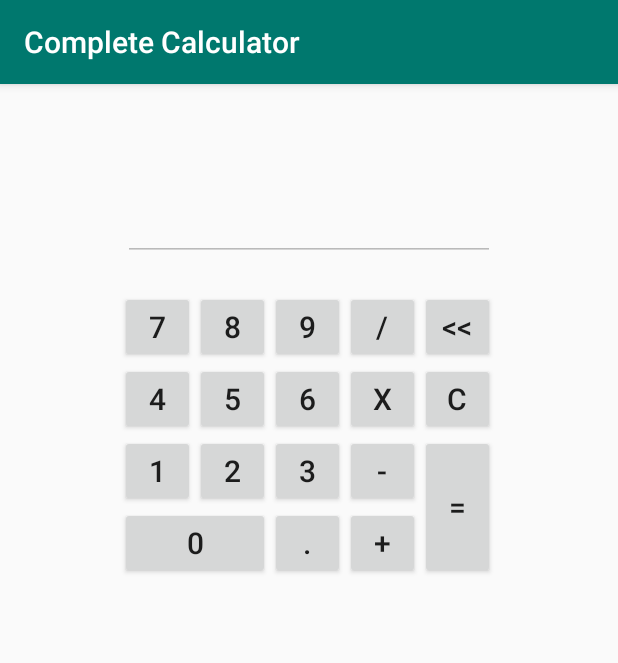
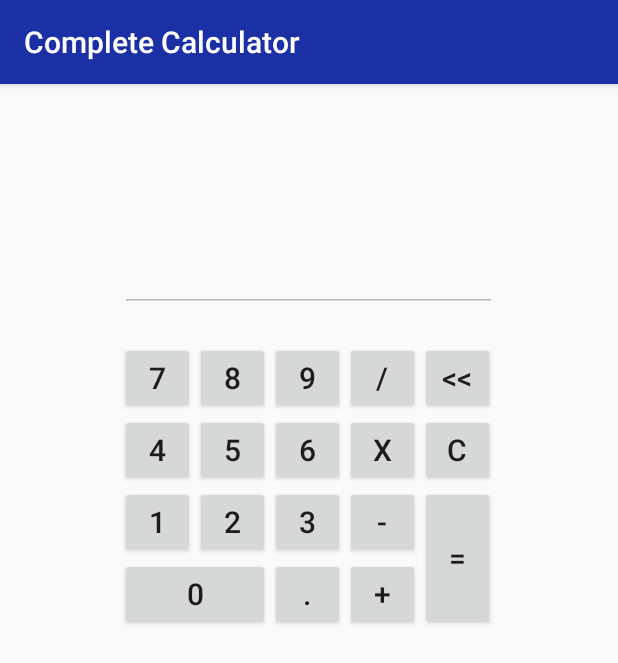
Before and after one commit to lucamps/MyAndroidCalculator, an Android app: the CompleteCalculatorActivity screen opened directly, with no data from a screen before it, on a phone screen of 412 x 824 dp. Shown: the top 663 px of the screen. Run offline under Robolectric (Android 15) with nearby library versions, the phone set to English and light mode, and no system bars.

```diff
--- a/app/src/main/res/layout/activity_complete_calculator.xml
+++ b/app/src/main/res/layout/activity_complete_calculator.xml
@@ -5,18 +5,17 @@
     android:layout_height="match_parent"
     tools:context=".CompleteCalculatorActivity">
 
-
     <EditText
         android:id="@+id/editTextDisplay"
-        android:layout_width="248dp"
+        android:layout_width="251dp"
         android:layout_height="wrap_content"
         android:layout_centerHorizontal="true"
-        android:layout_marginStart="5dp"
-        android:layout_marginTop="70dp"
+        android:layout_marginTop="100dp"
         android:enabled="false"
         android:inputType="textAutoComplete"
-        android:textSize="20sp"
-        android:textStyle="bold" />
+        android:textSize="23sp"
+        android:textStyle="bold"
+        android:textColor="#222"/>
 
 
     <Button
@@ -25,7 +24,7 @@
         android:layout_height="wrap_content"
         android:text="7"
         android:textSize="20sp"
-        android:layout_marginStart="80dp"
+        android:layout_alignStart="@id/editTextDisplay"
         android:layout_marginTop="20dp"
         android:layout_below="@id/editTextDisplay"
         />
--- a/app/src/main/res/values/colors.xml
+++ b/app/src/main/res/values/colors.xml
@@ -1,6 +1,6 @@
 <?xml version="1.0" encoding="utf-8"?>
 <resources>
-    <color name="colorPrimary">#00786E</color>
-    <color name="colorPrimaryDark">#005A52</color>
+    <color name="colorPrimary">#1C30A6</color>
+    <color name="colorPrimaryDark">#000F6A</color>
     <color name="colorAccent">#85D8D0</color>
 </resources>
```
Also changed, not shown: app/src/main/java/android/lucamps/myandroidcalculator/SimpleCalculatorActivity.java (+5 -4 lines).
